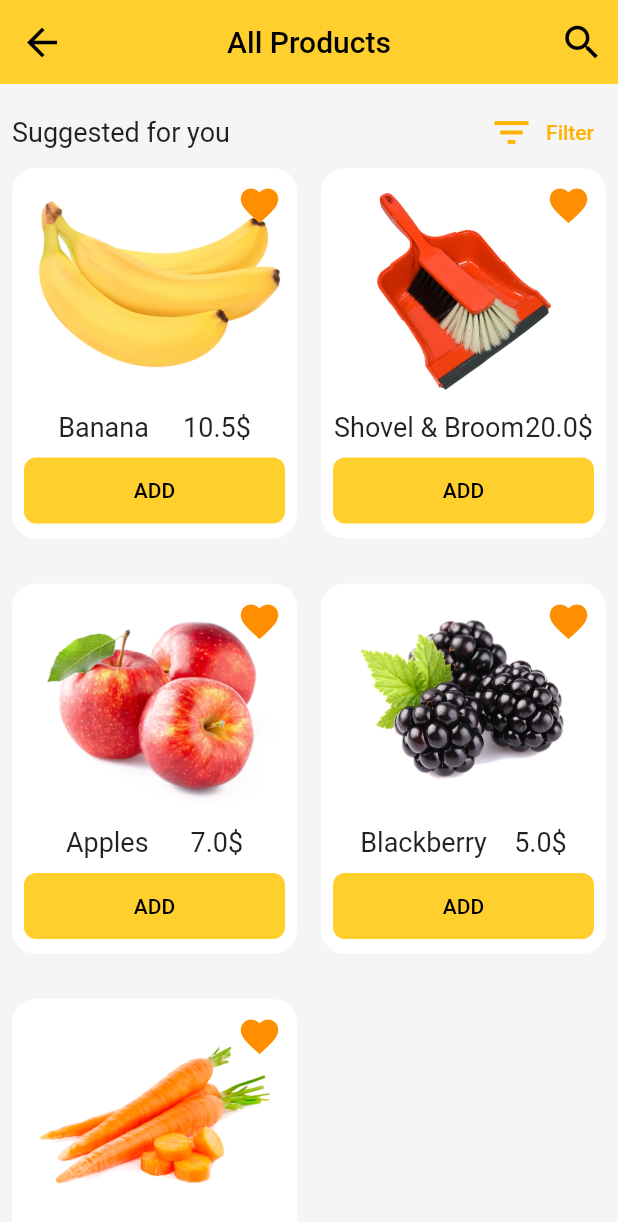
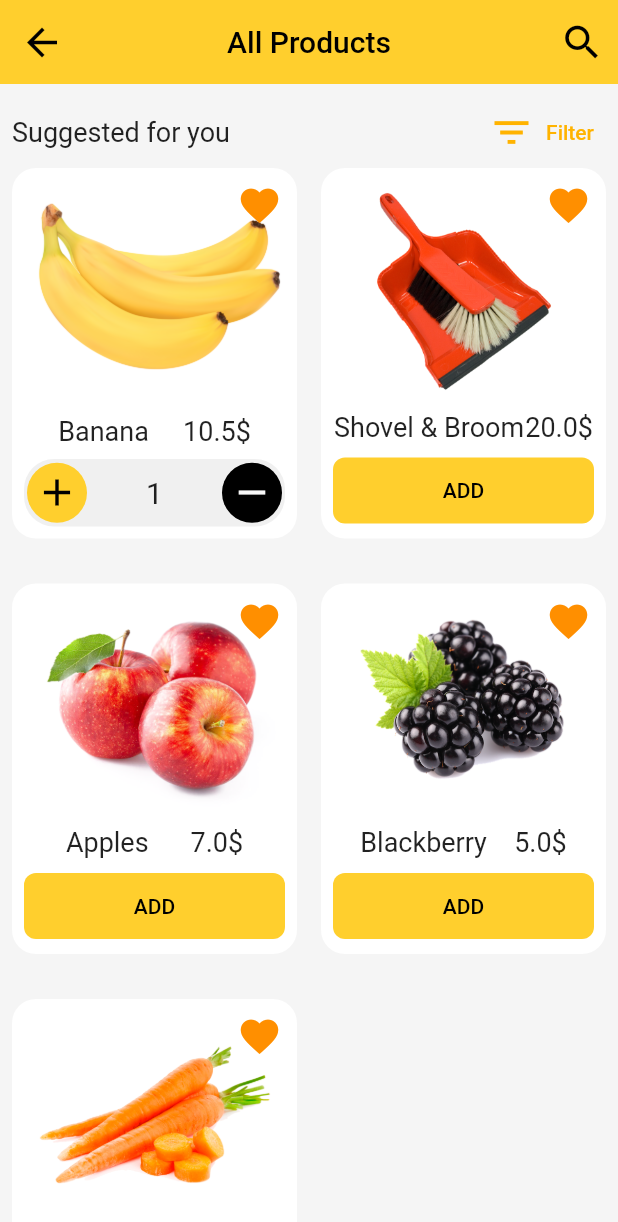
Before and after one commit to M-Yahia2011/convenience-store, a Flutter app: the AllProductsScreen screen opened by its route, after a tap on "ADD", on a phone screen of 412 x 824 dp. Shown: the top 1222 px of the screen. Run offline on Flutter 3.47's test engine with Material 2 defaults, Android fonts, the phone set to English and light mode, and no system bars; our stand-ins replace dio, loading_overlay; network calls fail.

Commit message:
adding purchasing functionality
adding purchase functionality the purchased item counter across the app

```diff
--- a/lib/providers/cart_provider.dart
+++ b/lib/providers/cart_provider.dart
@@ -1,6 +1,7 @@
+import 'package:dio/dio.dart';
 import 'package:flutter/material.dart';
-import 'package:grocery_store/models/cart_item.dart';
-import 'package:grocery_store/models/item.dart';
+import '../models/cart_item.dart';
+import '../models/item.dart';
 
 class CartProvider with ChangeNotifier {
   // ignore: prefer_final_fields
@@ -69,5 +70,35 @@ class CartProvider with ChangeNotifier {
     notifyListeners();
   }
 
+  bool isCartItem(itemID) {
+    if (_cartItems.containsKey(itemID)) {
+      return true;
+    } else {
+      return false;
+    }
+  }
+
+  CartItem getCartItembyId(itemID) {
+    return _cartItems[itemID]!;
+  }
+
+  Future<void> purchase() async {
+    // var dio = Dio();
+    try {
+      //   Response response = await dio.post("", data: _cartItems);
+      //   if(response.statusCode == 200){
+      //     // purchased
+      //   }
+      await Future.delayed(Duration(seconds: 10), () {});
+      // throw ("some error");
+    } catch (error) {
+      rethrow;
+    }
+  }
+
   // clear on purchase
+  void clear() {
+    _cartItems = {};
+    notifyListeners();
+  }
 }
--- a/lib/widgets/presented_item.dart
+++ b/lib/widgets/presented_item.dart
@@ -1,4 +1,5 @@
 import 'package:flutter/material.dart';
+import 'package:grocery_store/helpers/colors.dart';
 import 'package:grocery_store/models/item.dart';
 import 'package:grocery_store/providers/cart_provider.dart';
 import 'package:provider/provider.dart';
@@ -50,7 +51,10 @@ class _PresentedItemState extends State<PresentedItem> {
                   ),
                 ],
               ),
-              Container(
+              Consumer<CartProvider>(
+                builder: (ctx, cartProvider, _) {
+                  if (cartProvider.isCartItem(widget.item.id) == false) {
+                    return Container(
                         margin: EdgeInsets.symmetric(vertical: 8),
                         width: double.infinity,
                         child: ElevatedButton(
@@ -66,7 +70,12 @@ class _PresentedItemState extends State<PresentedItem> {
                             ),
                             padding: EdgeInsets.symmetric(vertical: 14),
                           ),
-                  ))
+                        ));
+                  } else {
+                    return ItemCounterModifier(itemID: widget.item.id);
+                  }
+                },
+              )
             ],
           ),
         ),
@@ -89,3 +98,68 @@ class _PresentedItemState extends State<PresentedItem> {
     );
   }
 }
+
+class ItemCounterModifier extends StatelessWidget {
+  final String itemID;
+  const ItemCounterModifier({Key? key, required this.itemID}) : super(key: key);
+
+  @override
+  Widget build(BuildContext context) {
+    final item = Provider.of<CartProvider>(context, listen: false)
+        .getCartItembyId(itemID);
+
+    return Container(
+        height: 45,
+        margin: EdgeInsets.symmetric(vertical: 8),
+        decoration: BoxDecoration(
+            color: Color(0xffF0F0F0), borderRadius: BorderRadius.circular(20)),
+        child: Row(
+          mainAxisAlignment: MainAxisAlignment.spaceBetween,
+          // crossAxisAlignment: CrossAxisAlignment.start,
+          children: [
+            Padding(
+              padding: const EdgeInsets.all(2),
+              child: CircleAvatar(
+                backgroundColor: MyColors.colors,
+                radius: 20,
+                child: IconButton(
+                  padding: EdgeInsets.zero,
+                  color: Colors.black,
+                  icon: Icon(Icons.add),
+                  onPressed: () {
+                    Provider.of<CartProvider>(context, listen: false).addItem(
+                        Item(
+                            id: item.id,
+                            name: item.name,
+                            price: item.price,
+                            available: item.available,
+                            category: item.category,
+                            image: item.image));
+                  },
+                ),
+              ),
+            ),
+            Text(item.quantity.toString(),
+                style: Theme.of(context)
+                    .textTheme
+                    .subtitle1!
+                    .copyWith(fontSize: 20)),
+            Padding(
+              padding: const EdgeInsets.all(2),
+              child: CircleAvatar(
+                radius: 20,
+                backgroundColor: Colors.black,
+                child: IconButton(
+                  padding: EdgeInsets.zero,
+                  // color: Colors.white,
+                  icon: Icon(Icons.remove),
+                  onPressed: () =>
+                      Provider.of<CartProvider>(context, listen: false)
+                          .removeItem(item.id),
+                ),
+              ),
+            ),
+          ],
+        ));
+  }
+}
--- a/pubspec.yaml
+++ b/pubspec.yaml
@@ -36,6 +36,7 @@ dependencies:
   cupertino_icons: ^1.0.2
   provider: ^6.0.1
   dio: ^4.0.1
+  loading_overlay: ^0.3.0
 
 dev_dependencies:
   flutter_test:
```
Also changed, not shown: lib/main.dart (+6 -6 lines), lib/screens/tabs/cart_tab.dart (+54 -5 lines), lib/widgets/cart_item.dart (+30 -14 lines). Lines whose indentation alone changed are shown as unchanged.
